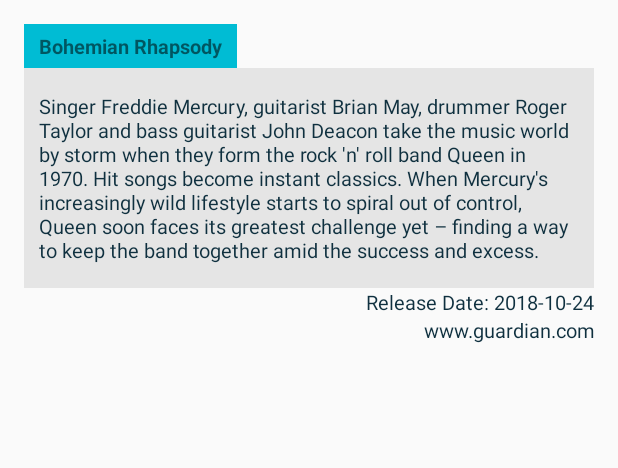
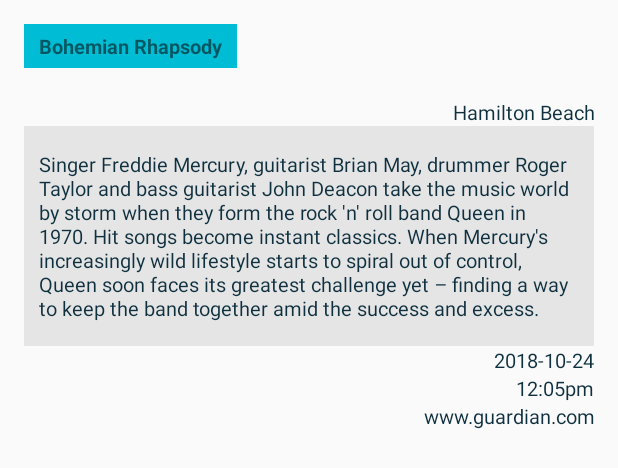
Before and after one commit to hamiltonfvi/News, an Android app: the layout list_items.xml on its own in the app's theme, with its tools: preview values and no code run, on a phone screen of 412 x 824 dp. Shown: the top 468 px of the screen. Run offline under Robolectric (Android 15) with nearby library versions, the phone set to English and light mode, and no system bars.

Commit message:
updated with more changes to the date and time format. formatted the author name, now it shows the complete name.

```diff
--- a/app/build.gradle
+++ b/app/build.gradle
@@ -19,6 +19,8 @@ android {
 }
 
 dependencies {
+    implementation 'org.apache.commons:commons-lang3:3.6'
+    implementation 'com.squareup.picasso:picasso:2.71828'
     implementation fileTree(dir: 'libs', include: ['*.jar'])
     implementation 'com.android.support:appcompat-v7:28.0.0'
     implementation 'com.android.support.constraint:constraint-layout:1.1.3'
--- a/app/src/main/java/com/example/android/news/NewsLoader.java
+++ b/app/src/main/java/com/example/android/news/NewsLoader.java
@@ -10,11 +10,6 @@ import java.util.List;
  * network request to the given URL.
  */
 public class NewsLoader extends AsyncTaskLoader<List<News>> {
-
-    /**
-     * Tag for log messages
-     */
-    private static final String LOG_TAG = NewsLoader.class.getName();
 
     /**
      * Query URL
--- a/app/src/main/res/layout/activity_news.xml
+++ b/app/src/main/res/layout/activity_news.xml
@@ -4,7 +4,7 @@
     android:layout_height="match_parent">
 
     <ListView xmlns:android="http://schemas.android.com/apk/res/android"
-        android:id="@+id/listview_movie"
+        android:id="@+id/listview_news"
         android:layout_width="match_parent"
         android:layout_height="match_parent"
         android:divider="@null"
--- a/app/src/main/res/layout/list_items.xml
+++ b/app/src/main/res/layout/list_items.xml
@@ -12,19 +12,32 @@
         tools:text="Bohemian Rhapsody" />
 
     <ImageView
+        android:contentDescription="@string/thumbnail_image"
         android:id="@+id/image_news_view"
         android:layout_width="wrap_content"
-        android:layout_height="wrap_content" />
+        android:layout_height="wrap_content"
+        android:paddingTop="@dimen/dimen_10dp"
+        android:paddingBottom="@dimen/dimen_10dp"/>
 
     <TextView
-        android:id="@+id/overview_view"
+        android:id="@+id/author_view"
+        style="@style/PublicationDate"
+        tools:text="Hamilton Beach" />
+
+    <TextView
+        android:id="@+id/category_view"
         style="@style/Overview"
         tools:text="Singer Freddie Mercury, guitarist Brian May, drummer Roger Taylor and bass guitarist John Deacon take the music world by storm when they form the rock 'n' roll band Queen in 1970. Hit songs become instant classics. When Mercury's increasingly wild lifestyle starts to spiral out of control, Queen soon faces its greatest challenge yet – finding a way to keep the band together amid the success and excess." />
 
     <TextView
         android:id="@+id/publication_date_view"
         style="@style/PublicationDate"
-        tools:text="Release Date: 2018-10-24" />
+        tools:text="2018-10-24" />
+
+    <TextView
+        android:id="@+id/publication_time_view"
+        style="@style/PublicationDate"
+        tools:text="12:05pm" />
 
     <TextView
         android:id="@+id/url_view"
--- a/app/src/main/res/values/strings.xml
+++ b/app/src/main/res/values/strings.xml
@@ -5,4 +5,5 @@
     <!-- Error message when there is no internet connectivity [CHAR LIMIT=NONE] -->
     <string name="no_internet_connection">No internet connection.</string>
     <string name="recent_news">Recent News</string>
+    <string name="thumbnail_image">A Thumbnail of the image of the news</string>
 </resources>
```
Also changed, not shown: app/src/main/java/com/example/android/news/News.java (+17 -16 lines), app/src/main/java/com/example/android/news/NewsActivity.java (+14 -3 lines), app/src/main/java/com/example/android/news/NewsAdapter.java (+67 -10 lines), app/src/main/java/com/example/android/news/QueryUtils.java (+53 -13 lines).
